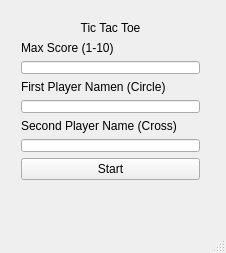
This is mainwindow.ui in MathisGaming/TicTacToeQt as Qt 5 draws it before an edit. The edited form follows.
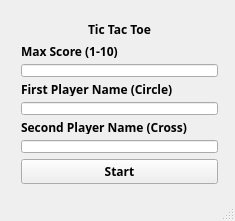
This is the edited form.

Patch:
```diff
--- a/mainwindow.ui
+++ b/mainwindow.ui
@@ -6,8 +6,8 @@
    <rect>
     <x>0</x>
     <y>0</y>
-    <width>226</width>
-    <height>253</height>
+    <width>235</width>
+    <height>221</height>
    </rect>
   </property>
   <property name="windowTitle">
@@ -19,8 +19,8 @@
      <rect>
       <x>10</x>
       <y>10</y>
-      <width>201</width>
-      <height>181</height>
+      <width>219</width>
+      <height>185</height>
      </rect>
     </property>
     <layout class="QGridLayout" name="gridLayout">
@@ -29,6 +29,14 @@
      </property>
      <item row="0" column="0">
       <widget class="QLabel" name="TitleLabel">
+       <property name="font">
+        <font>
+         <family>Felix Titling</family>
+         <pointsize>9</pointsize>
+         <weight>75</weight>
+         <bold>true</bold>
+        </font>
+       </property>
        <property name="text">
         <string>Tic Tac Toe</string>
        </property>
@@ -41,6 +49,14 @@
       <layout class="QVBoxLayout" name="verticalLayout">
        <item>
         <widget class="QLabel" name="MaxGameLabel">
+         <property name="font">
+          <font>
+           <family>Felix Titling</family>
+           <pointsize>9</pointsize>
+           <weight>75</weight>
+           <bold>true</bold>
+          </font>
+         </property>
          <property name="text">
           <string>Max Score (1-10)</string>
          </property>
@@ -51,8 +67,16 @@
        </item>
        <item>
         <widget class="QLabel" name="FPlayerNameLabel">
+         <property name="font">
+          <font>
+           <family>Felix Titling</family>
+           <pointsize>9</pointsize>
+           <weight>75</weight>
+           <bold>true</bold>
+          </font>
+         </property>
          <property name="text">
-          <string>First Player Namen (Circle)</string>
+          <string>First Player Name (Circle)</string>
          </property>
         </widget>
        </item>
@@ -61,6 +85,14 @@
        </item>
        <item>
         <widget class="QLabel" name="SPlayerNameLabel">
+         <property name="font">
+          <font>
+           <family>Felix Titling</family>
+           <pointsize>9</pointsize>
+           <weight>75</weight>
+           <bold>true</bold>
+          </font>
+         </property>
          <property name="text">
           <string>Second Player Name (Cross)</string>
          </property>
@@ -73,6 +105,14 @@
      </item>
      <item row="2" column="0">
       <widget class="QPushButton" name="pushButton">
+       <property name="font">
+        <font>
+         <family>Felix Titling</family>
+         <pointsize>9</pointsize>
+         <weight>75</weight>
+         <bold>true</bold>
+        </font>
+       </property>
        <property name="text">
         <string>Start</string>
        </property>
```
Left out of the diff: 10 changed lines with no effect on the pictures.
